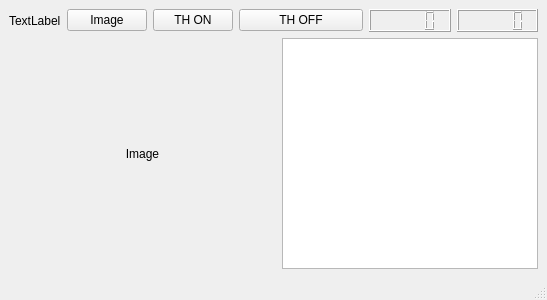
This is Layout.ui in Dev-91/PyQt_Designer_Test as Qt 5 draws it before an edit. The edited form follows.
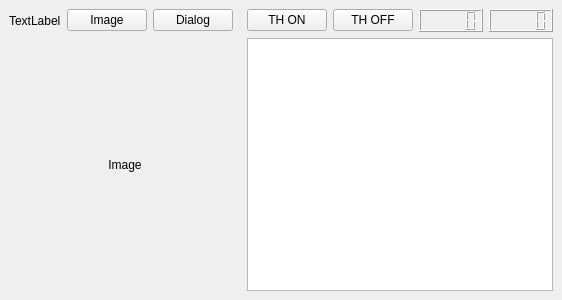
This is the edited form.

Commit message: Add background & dialog

Diff of the .ui file:
```diff
--- a/Layout.ui
+++ b/Layout.ui
@@ -5,6 +5,14 @@
   <property name="enabled">
    <bool>true</bool>
   </property>
+  <property name="geometry">
+   <rect>
+    <x>0</x>
+    <y>0</y>
+    <width>562</width>
+    <height>300</height>
+   </rect>
+  </property>
   <property name="minimumSize">
    <size>
     <width>500</width>
@@ -36,41 +44,21 @@
       </property>
      </widget>
     </item>
-    <item row="0" column="2">
-     <widget class="QPushButton" name="pushButton_2">
-      <property name="cursor">
-       <cursorShape>PointingHandCursor</cursorShape>
-      </property>
-      <property name="text">
-       <string>TH ON</string>
-      </property>
-     </widget>
-    </item>
-    <item row="0" column="3" colspan="2">
-     <widget class="QPushButton" name="pushButton_3">
-      <property name="cursor">
-       <cursorShape>PointingHandCursor</cursorShape>
-      </property>
-      <property name="text">
-       <string>TH OFF</string>
-      </property>
-     </widget>
-    </item>
-    <item row="0" column="5">
-     <widget class="QLCDNumber" name="lcdNumber_1">
-      <property name="digitCount">
-       <number>5</number>
-      </property>
-     </widget>
-    </item>
-    <item row="0" column="6">
+    <item row="0" column="7">
      <widget class="QLCDNumber" name="lcdNumber_2">
       <property name="digitCount">
        <number>5</number>
       </property>
      </widget>
     </item>
-    <item row="1" column="4" colspan="3">
+    <item row="0" column="6">
+     <widget class="QLCDNumber" name="lcdNumber_1">
+      <property name="digitCount">
+       <number>5</number>
+      </property>
+     </widget>
+    </item>
+    <item row="1" column="4" colspan="4">
      <widget class="QTextBrowser" name="textBrowser_1"/>
     </item>
     <item row="1" column="0" colspan="4">
@@ -83,6 +71,33 @@
       </property>
      </widget>
     </item>
+    <item row="0" column="5">
+     <widget class="QPushButton" name="pushButton_3">
+      <property name="cursor">
+       <cursorShape>PointingHandCursor</cursorShape>
+      </property>
+      <property name="text">
+       <string>TH OFF</string>
+      </property>
+     </widget>
+    </item>
+    <item row="0" column="4">
+     <widget class="QPushButton" name="pushButton_2">
+      <property name="cursor">
+       <cursorShape>PointingHandCursor</cursorShape>
+      </property>
+      <property name="text">
+       <string>TH ON</string>
+      </property>
+     </widget>
+    </item>
+    <item row="0" column="2">
+     <widget class="QPushButton" name="pushButton_4">
+      <property name="text">
+       <string>Dialog</string>
+      </property>
+     </widget>
+    </item>
    </layout>
   </widget>
   <widget class="QMenuBar" name="menubar">
@@ -95,7 +110,6 @@
     </rect>
    </property>
   </widget>
-  <widget class="QStatusBar" name="statusbar"/>
  </widget>
  <resources/>
  <connections/>
```
Left out of the diff: 2 changed lines with no effect on the pictures. The commit also changes 4 other files.
